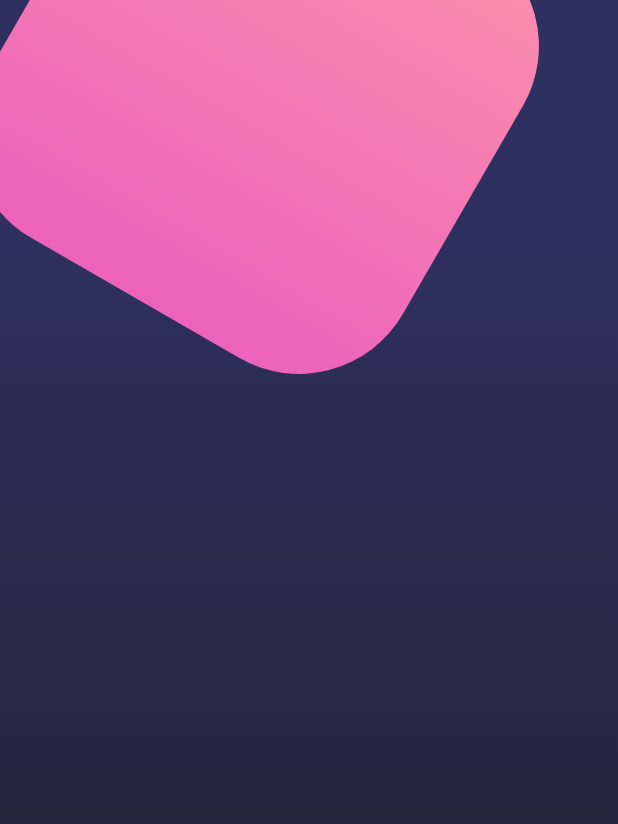
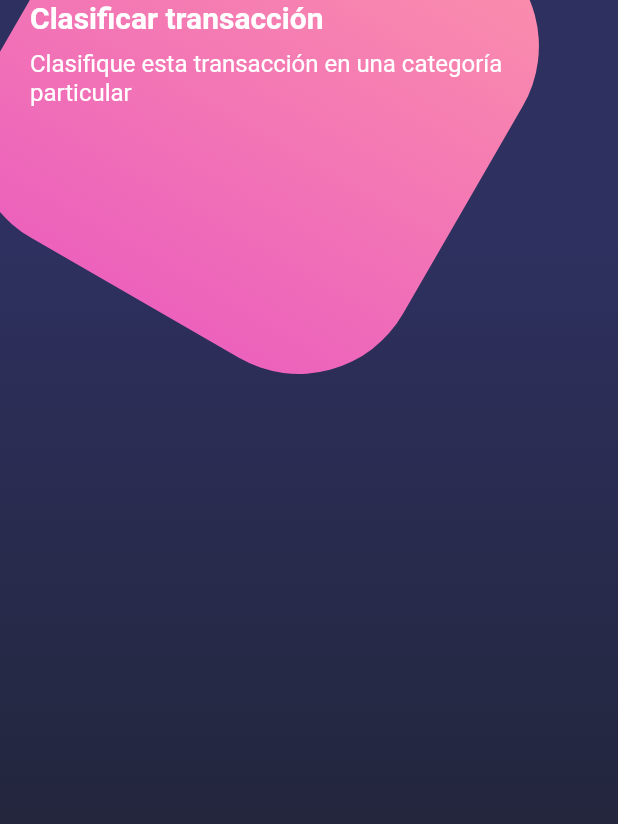
Before and after one commit to diegoarizadev/FlutterUI, a Flutter app: the screen it shows after launch, on a phone screen of 412 x 824 dp. Shown: the top 824 px of the screen. Run offline on Flutter 3.47's test engine with Material 2 defaults, Android fonts, the phone set to English and light mode, and no system bars.

Commit message:
Se agrega el cambio de color de la Barra superior del S.O, Se agrega la pantalla del Home (nueva), Implementacion del Widget Custom para manejar los titulos de la pantalla

```diff
--- a/uiflutter/lib/main.dart
+++ b/uiflutter/lib/main.dart
@@ -1,4 +1,5 @@
 import 'package:flutter/material.dart';
+import 'package:flutter/services.dart';
 import 'package:uiflutter/screens/basic_desing.dart';
 import 'package:uiflutter/screens/home_desing.dart';
 import 'package:uiflutter/screens/scroll_desing.dart';
@@ -8,6 +9,9 @@ void main() => runApp(MyApp());
 class MyApp extends StatelessWidget {
   @override
   Widget build(BuildContext context) {
+    SystemChrome.setSystemUIOverlayStyle(SystemUiOverlayStyle
+        .light); //Cambia el color de los elemtos de la parte superior o barra del S.O
+
     return MaterialApp(
       debugShowCheckedModeBanner: false,
       title: 'Material App',
--- a/uiflutter/lib/screens/home_desing.dart
+++ b/uiflutter/lib/screens/home_desing.dart
@@ -1,12 +1,26 @@
 import 'package:flutter/material.dart';
 import 'package:uiflutter/widgets/background.dart';
+import 'package:uiflutter/widgets/page_title.dart';
 
 class HomeDesingScreen extends StatelessWidget {
   @override
   Widget build(BuildContext context) {
     return Scaffold(
         body: Stack(
-      children: [Background()],
+      //Agregar elementos uno, encima de otro.!
+      children: [Background(), _HomeBody()],
     ));
   }
 }
+
+class _HomeBody extends StatelessWidget {
+  @override
+  Widget build(BuildContext context) {
+    return SingleChildScrollView(
+      //SingleChildScrollView si el hijo es mas grande va ha permitir realizar scroll
+      child: Column(
+        children: [PageTitle()],
+      ),
+    );
+  }
+}
--- /dev/null
+++ b/uiflutter/lib/widgets/page_title.dart
@@ -0,0 +1,39 @@
+import 'package:flutter/material.dart';
+
+class PageTitle extends StatelessWidget {
+  final textStyleTitle = TextStyle(
+    fontSize: 20,
+    fontWeight: FontWeight.bold,
+    color: Colors.white,
+  );
+
+  final textStyleNormal = TextStyle(
+      fontSize: 16, fontWeight: FontWeight.normal, color: Colors.white);
+
+  @override
+  Widget build(BuildContext context) {
+    return SafeArea(
+      bottom: false, //No se preocupe por la parte inferior.
+      child: Container(
+        margin: EdgeInsets.symmetric(
+            horizontal: 20), //Separación del borde de la pantalla del texto
+        child: Column(
+          crossAxisAlignment:
+              CrossAxisAlignment.start, //Alineacion de los textos
+          children: [
+            Text(
+              'Clasificar transacción',
+              style: textStyleTitle,
+            ),
+            SizedBox(
+              //Separación de los textos
+              height: 10,
+            ),
+            Text('Clasifique esta transacción en una categoría particular',
+                style: textStyleNormal)
+          ],
+        ),
+      ),
+    );
+  }
+}
```
